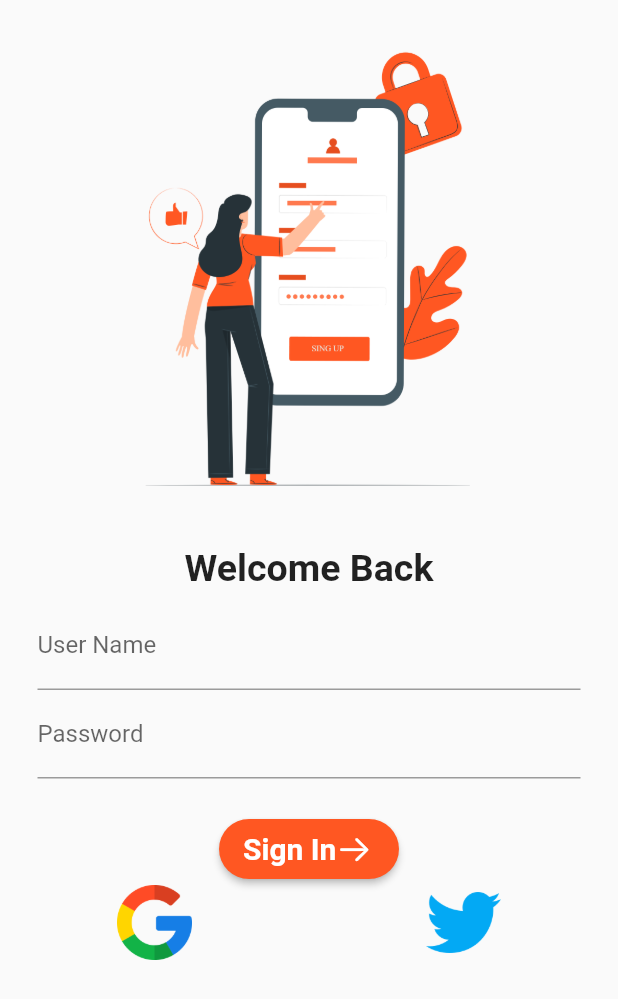
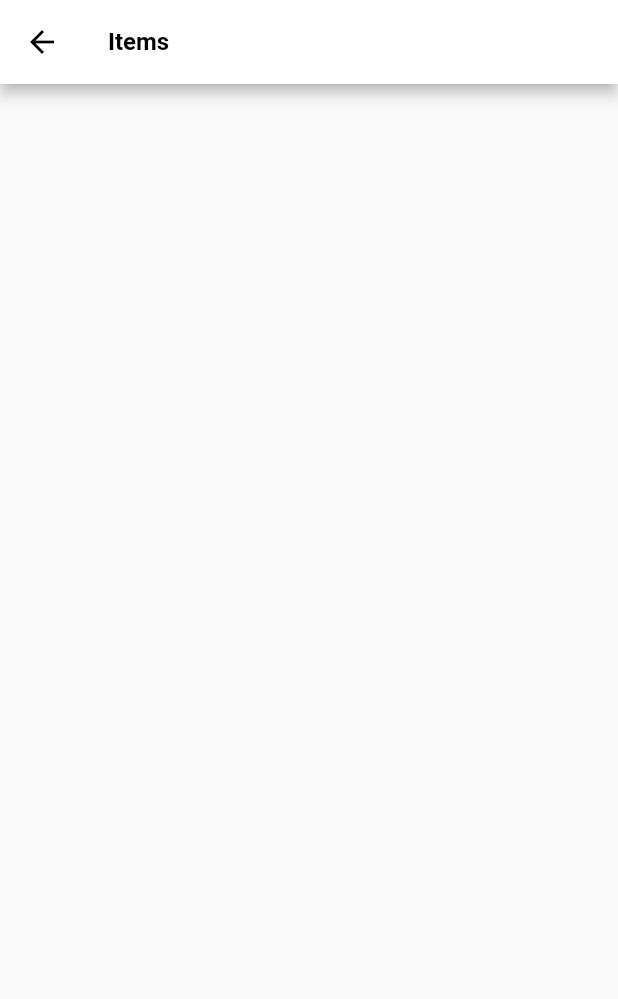
Before and after one commit to amanpandey0286/Shopigo, a Flutter app: the screen it shows after launch, after a tap on "Sign In", on a phone screen of 412 x 824 dp. Shown: the top 999 px of the screen. Run offline on Flutter 3.47's test engine with Material 2 defaults, Android fonts, the light colour scheme and no system bars; our stand-ins replace google_fonts.

Commit message:
second commit

```diff
--- a/lib/main.dart
+++ b/lib/main.dart
@@ -1,5 +1,9 @@
 import 'package:flutter/material.dart';
+import 'package:shopigo/pages/home_page.dart';
 import 'package:shopigo/pages/login_page.dart';
+import 'package:shopigo/utils/routes.dart';
+
+import 'utils/mytheme.dart';
 
 void main() {
   runApp(MyApp());
@@ -11,8 +15,15 @@ class MyApp extends StatelessWidget {
   @override
   Widget build(BuildContext context) {
     return MaterialApp(
-      home: LoginPage(),
-      theme: ThemeData(primarySwatch: Colors.deepOrange),
+      themeMode: ThemeMode.system,
+      theme: MyTheme.lightTheme(context),
+      darkTheme: MyTheme.darkTheme(context),
+      debugShowCheckedModeBanner: false,
+      initialRoute: MyRoutes.loginRoutes,
+      routes: {
+        MyRoutes.homeRoutes: (context) => HomePage(),
+        MyRoutes.loginRoutes: (context) => LoginPage(),
+      },
     );
   }
 }
--- /dev/null
+++ b/lib/pages/home_page.dart
@@ -0,0 +1,14 @@
+import 'package:flutter/material.dart';
+
+class HomePage extends StatelessWidget {
+  const HomePage({Key? key}) : super(key: key);
+
+  @override
+  Widget build(BuildContext context) {
+    return Scaffold(
+      appBar: AppBar(
+        title: Text("Items"),
+      ),
+    );
+  }
+}
--- a/lib/pages/login_page.dart
+++ b/lib/pages/login_page.dart
@@ -1,6 +1,7 @@
 import 'package:flutter/cupertino.dart';
 import 'package:flutter/material.dart';
 import 'package:cupertino_icons/cupertino_icons.dart';
+import 'package:shopigo/utils/routes.dart';
 
 class LoginPage extends StatelessWidget {
   const LoginPage({Key? key}) : super(key: key);
@@ -8,13 +9,14 @@ class LoginPage extends StatelessWidget {
   @override
   Widget build(BuildContext context) {
     return Material(
+      color: Theme.of(context).backgroundColor,
       child: SafeArea(
         child: SingleChildScrollView(
           child: Column(
             children: [
               Padding(
                 padding:
-                    const EdgeInsets.symmetric(horizontal: 32.0, vertical: 8.0),
+                    const EdgeInsets.symmetric(horizontal: 40.0, vertical: 8.0),
                 child: Image.asset("assets/images/Mobile login-pana.png"),
               ),
               const Text(
@@ -31,27 +33,34 @@ class LoginPage extends StatelessWidget {
                   children: [
                     TextFormField(
                       decoration: const InputDecoration(
-                          hintText: "Enter user name", labelText: "User Name"),
+                        hintText: "Enter user name",
+                        labelText: "User Name",
+                      ),
                     ),
                     TextFormField(
+                      obscureText: true,
                       decoration: const InputDecoration(
-                          hintText: "Enter Password", labelText: "Password"),
+                        hintText: "Enter Password",
+                        labelText: "Password",
+                      ),
                     ),
                   ],
                 ),
               ),
-              SizedBox(
+              const SizedBox(
                 height: 15.0,
               ),
               ElevatedButton(
-                onPressed: () {},
+                onPressed: () {
+                  Navigator.pushNamed(context, MyRoutes.homeRoutes);
+                },
                 style: ButtonStyle(
                     fixedSize: MaterialStateProperty.all(Size(120, 40)),
                     shape: MaterialStateProperty.all(StadiumBorder())),
                 child: Row(
-                  children: [
+                  children: const [
                     Text(
-                      "Sign In",
+                      " Sign In ",
                       style: TextStyle(
                         fontSize: 20.0,
                         fontWeight: FontWeight.bold,
@@ -61,26 +70,50 @@ class LoginPage extends StatelessWidget {
                   ],
                 ),
               ),
-              Row(
+              Padding(
+                padding: const EdgeInsets.all(16.0),
+                child: Row(
                   mainAxisAlignment: MainAxisAlignment.spaceAround,
                   children: [
                     InkWell(
-                    highlightColor: Colors.black,
+                      onTap: (() {}),
+                      splashColor: Colors.deepOrange,
+                      borderRadius: BorderRadius.circular(15.0),
                       child: Image.asset(
                         "assets/icons/google.png",
-                      height: 50.0,
-                      width: 50.0,
+                        height: 40.0,
+                        width: 40.0,
                       ),
                     ),
                     InkWell(
+                      onTap: (() {}),
+                      splashColor: Colors.deepOrange,
+                      borderRadius: BorderRadius.circular(15.0),
                       child: Image.asset(
                         "assets/icons/twitter.png",
-                      height: 50.0,
-                      width: 50.0,
+                        height: 40.0,
+                        width: 40.0,
                       ),
                     ),
                   ],
-              )
+                ),
+              ),
+              ElevatedButton(
+                onPressed: () {},
+                style: ButtonStyle(
+                    backgroundColor: MaterialStateProperty.all(
+                        Theme.of(context).backgroundColor),
+                    fixedSize: MaterialStateProperty.all(Size(120, 40)),
+                    shape: MaterialStateProperty.all(StadiumBorder())),
+                child: const Text(
+                  " Sign Up ",
+                  style: TextStyle(
+                    color: Colors.deepOrange,
+                    fontSize: 18.0,
+                    fontWeight: FontWeight.bold,
+                  ),
+                ),
+              ),
             ],
           ),
         ),
--- a/lib/utils/mytheme.dart
+++ b/lib/utils/mytheme.dart
@@ -0,0 +1,31 @@
+import 'package:flutter/material.dart';
+import 'package:google_fonts/google_fonts.dart';
+
+class MyTheme {
+  static ThemeData lightTheme(BuildContext context) => ThemeData(
+        primarySwatch: Colors.deepOrange,
+        backgroundColor: Colors.white,
+        fontFamily: GoogleFonts.oswald().fontFamily,
+        appBarTheme: AppBarTheme(
+            backgroundColor: Colors.white,
+            iconTheme: IconThemeData(color: Colors.black),
+            titleTextStyle: TextStyle(
+                color: Colors.black,
+                fontSize: 16.0,
+                fontWeight: FontWeight.bold)),
+      );
+
+  static ThemeData darkTheme(BuildContext context) => ThemeData(
+        primarySwatch: Colors.deepOrange,
+        backgroundColor: Color(0xFF0B0015),
+        fontFamily: GoogleFonts.oswald().fontFamily,
+        brightness: Brightness.dark,
+        appBarTheme: AppBarTheme(
+            backgroundColor: Color(0xFF0B0015),
+            iconTheme: IconThemeData(color: Colors.white),
+            titleTextStyle: TextStyle(
+                color: Colors.white,
+                fontSize: 16.0,
+                fontWeight: FontWeight.bold)),
+      );
+}
--- /dev/null
+++ b/lib/utils/routes.dart
@@ -0,0 +1,4 @@
+class MyRoutes {
+  static String homeRoutes = "/home";
+  static String loginRoutes = "/login";
+}
--- a/pubspec.yaml
+++ b/pubspec.yaml
@@ -34,6 +34,7 @@ dependencies:
   # The following adds the Cupertino Icons font to your application.
   # Use with the CupertinoIcons class for iOS style icons.
   cupertino_icons: ^1.0.2
+  google_fonts: ^3.0.1
 
 dev_dependencies:
   flutter_test:
```
Also changed, not shown: pubspec.lock. Lines whose indentation alone changed are shown as unchanged.
